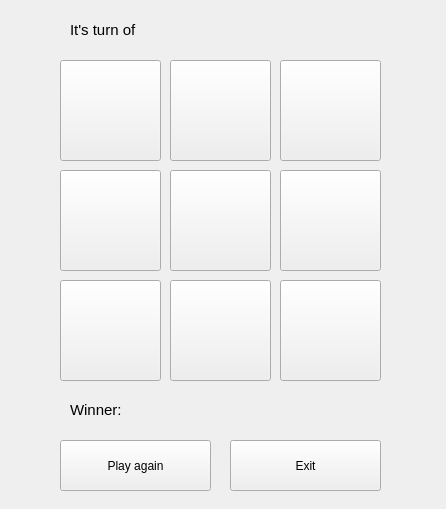
First picture: the form in lab04_PNR/playground.ui, repository IntRepidCat00/OOP_Lab04, before the edit.
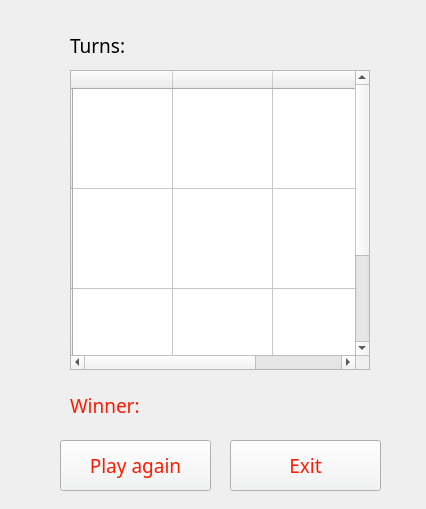
Second picture: the form after the edit.

Commit message: 2.0 - QTable and anime

Diff of the .ui file:
```diff
--- a/lab04_PNR/playground.ui
+++ b/lab04_PNR/playground.ui
@@ -6,189 +6,53 @@
    <rect>
     <x>0</x>
     <y>0</y>
-    <width>446</width>
+    <width>426</width>
     <height>509</height>
    </rect>
   </property>
   <property name="windowTitle">
    <string>Form</string>
   </property>
-  <widget class="QPushButton" name="pushButton_1_PNR">
-   <property name="geometry">
-    <rect>
-     <x>60</x>
-     <y>60</y>
-     <width>101</width>
-     <height>101</height>
-    </rect>
-   </property>
-   <property name="text">
-    <string/>
-   </property>
-   <property name="checkable">
-    <bool>false</bool>
-   </property>
-  </widget>
-  <widget class="QPushButton" name="pushButton_2_PNR">
-   <property name="geometry">
-    <rect>
-     <x>170</x>
-     <y>60</y>
-     <width>101</width>
-     <height>101</height>
-    </rect>
-   </property>
-   <property name="text">
-    <string/>
-   </property>
-   <property name="checkable">
-    <bool>false</bool>
-   </property>
-  </widget>
-  <widget class="QPushButton" name="pushButton_3_PNR">
-   <property name="geometry">
-    <rect>
-     <x>280</x>
-     <y>60</y>
-     <width>101</width>
-     <height>101</height>
-    </rect>
-   </property>
-   <property name="text">
-    <string/>
-   </property>
-   <property name="checkable">
-    <bool>false</bool>
-   </property>
-  </widget>
-  <widget class="QPushButton" name="pushButton_4_PNR">
-   <property name="geometry">
-    <rect>
-     <x>60</x>
-     <y>170</y>
-     <width>101</width>
-     <height>101</height>
-    </rect>
-   </property>
-   <property name="text">
-    <string/>
-   </property>
-   <property name="checkable">
-    <bool>false</bool>
-   </property>
-  </widget>
-  <widget class="QPushButton" name="pushButton_5_PNR">
-   <property name="geometry">
-    <rect>
-     <x>170</x>
-     <y>170</y>
-     <width>101</width>
-     <height>101</height>
-    </rect>
-   </property>
-   <property name="text">
-    <string/>
-   </property>
-   <property name="checkable">
-    <bool>false</bool>
-   </property>
-  </widget>
-  <widget class="QPushButton" name="pushButton_6_PNR">
-   <property name="geometry">
-    <rect>
-     <x>280</x>
-     <y>170</y>
-     <width>101</width>
-     <height>101</height>
-    </rect>
-   </property>
-   <property name="text">
-    <string/>
-   </property>
-   <property name="checkable">
-    <bool>false</bool>
-   </property>
-  </widget>
-  <widget class="QPushButton" name="pushButton_7_PNR">
-   <property name="geometry">
-    <rect>
-     <x>60</x>
-     <y>280</y>
-     <width>101</width>
-     <height>101</height>
-    </rect>
-   </property>
-   <property name="text">
-    <string/>
-   </property>
-   <property name="checkable">
-    <bool>false</bool>
-   </property>
-  </widget>
-  <widget class="QPushButton" name="pushButton_8_PNR">
-   <property name="geometry">
-    <rect>
-     <x>170</x>
-     <y>280</y>
-     <width>101</width>
-     <height>101</height>
-    </rect>
-   </property>
-   <property name="text">
-    <string/>
-   </property>
-   <property name="checkable">
-    <bool>false</bool>
-   </property>
-  </widget>
-  <widget class="QPushButton" name="pushButton_9_PNR">
-   <property name="geometry">
-    <rect>
-     <x>280</x>
-     <y>280</y>
-     <width>101</width>
-     <height>101</height>
-    </rect>
-   </property>
-   <property name="text">
-    <string/>
-   </property>
-   <property name="checkable">
-    <bool>false</bool>
-   </property>
-  </widget>
   <widget class="QLabel" name="labelTurn_PNR">
    <property name="geometry">
     <rect>
      <x>70</x>
-     <y>20</y>
+     <y>30</y>
      <width>91</width>
-     <height>20</height>
+     <height>30</height>
     </rect>
    </property>
    <property name="font">
     <font>
-     <pointsize>11</pointsize>
+     <family>Gang of Three</family>
+     <pointsize>14</pointsize>
     </font>
    </property>
+   <property name="styleSheet">
+    <string notr="true"/>
+   </property>
    <property name="text">
-    <string>It's turn of</string>
+    <string>Turns:</string>
    </property>
   </widget>
   <widget class="QLabel" name="labelPlayer_PNR">
    <property name="geometry">
     <rect>
-     <x>142</x>
-     <y>20</y>
-     <width>63</width>
-     <height>20</height>
+     <x>140</x>
+     <y>30</y>
+     <width>221</width>
+     <height>30</height>
     </rect>
    </property>
    <property name="font">
     <font>
-     <pointsize>11</pointsize>
+     <family>Gang of Three</family>
+     <pointsize>14</pointsize>
     </font>
    </property>
+   <property name="styleSheet">
+    <string notr="true"/>
+   </property>
    <property name="text">
     <string/>
    </property>
@@ -200,16 +64,23 @@
    <property name="geometry">
     <rect>
      <x>70</x>
-     <y>400</y>
-     <width>71</width>
-     <height>20</height>
+     <y>390</y>
+     <width>91</width>
+     <height>31</height>
     </rect>
    </property>
    <property name="font">
     <font>
-     <pointsize>11</pointsize>
+     <family>Gang of Three</family>
+     <pointsize>14</pointsize>
     </font>
    </property>
+   <property name="styleSheet">
+    <string notr="true">QLabel
+{
+color: #FD1C03;
+}</string>
+   </property>
    <property name="text">
     <string>Winner:</string>
    </property>
@@ -217,17 +88,24 @@
   <widget class="QLabel" name="labelPlayerWinner_PNR">
    <property name="geometry">
     <rect>
-     <x>124</x>
-     <y>400</y>
-     <width>251</width>
-     <height>20</height>
+     <x>150</x>
+     <y>390</y>
+     <width>201</width>
+     <height>31</height>
     </rect>
    </property>
    <property name="font">
     <font>
-     <pointsize>11</pointsize>
+     <family>Gang of Three</family>
+     <pointsize>14</pointsize>
     </font>
    </property>
+   <property name="styleSheet">
+    <string notr="true">QLabel
+{
+color: #FD1C03;
+}</string>
+   </property>
    <property name="text">
     <string/>
    </property>
@@ -241,6 +119,19 @@
      <height>51</height>
     </rect>
    </property>
+   <property name="font">
+    <font>
+     <family>Gang of Three</family>
+     <pointsize>14</pointsize>
+    </font>
+   </property>
+   <property name="styleSheet">
+    <string notr="true">QPushButton
+ {
+	background-color: #F2F4F4; 
+	color: #FD1C03;
+}</string>
+   </property>
    <property name="text">
     <string>Play again</string>
    </property>
@@ -254,10 +145,339 @@
      <height>51</height>
     </rect>
    </property>
+   <property name="font">
+    <font>
+     <family>Gang of Three</family>
+     <pointsize>14</pointsize>
+    </font>
+   </property>
+   <property name="styleSheet">
+    <string notr="true">QPushButton
+ {
+	background-color: #F2F4F4; 
+	color: #FD1C03;
+}</string>
+   </property>
    <property name="text">
     <string>Exit</string>
    </property>
   </widget>
+  <widget class="QTableWidget" name="tableWidget_PNR">
+   <property name="geometry">
+    <rect>
+     <x>70</x>
+     <y>70</y>
+     <width>300</width>
+     <height>300</height>
+    </rect>
+   </property>
+   <property name="contextMenuPolicy">
+    <enum>Qt::NoContextMenu</enum>
+   </property>
+   <property name="styleSheet">
+    <string notr="true"/>
+   </property>
+   <property name="autoScroll">
+    <bool>true</bool>
+   </property>
+   <property name="tabKeyNavigation">
+    <bool>true</bool>
+   </property>
+   <property name="showDropIndicator" stdset="0">
+    <bool>true</bool>
+   </property>
+   <property name="dragDropOverwriteMode">
+    <bool>true</bool>
+   </property>
+   <property name="alternatingRowColors">
+    <bool>false</bool>
+   </property>
+   <property name="verticalScrollMode">
+    <enum>QAbstractItemView::ScrollPerItem</enum>
+   </property>
+   <property name="showGrid">
+    <bool>true</bool>
+   </property>
+   <property name="sortingEnabled">
+    <bool>false</bool>
+   </property>
+   <property name="wordWrap">
+    <bool>true</bool>
+   </property>
+   <property name="cornerButtonEnabled">
+    <bool>true</bool>
+   </property>
+   <attribute name="horizontalHeaderDefaultSectionSize">
+    <number>100</number>
+   </attribute>
+   <attribute name="verticalHeaderDefaultSectionSize">
+    <number>100</number>
+   </attribute>
+   <row>
+    <property name="text">
+     <string/>
+    </property>
+   </row>
+   <row>
+    <property name="text">
+     <string/>
+    </property>
+   </row>
+   <row>
+    <property name="text">
+     <string/>
+    </property>
+   </row>
+   <column>
+    <property name="text">
+     <string/>
+    </property>
+   </column>
+   <column>
+    <property name="text">
+     <string/>
+    </property>
+   </column>
+   <column>
+    <property name="text">
+     <string/>
+    </property>
+   </column>
+   <item row="0" column="0">
+    <property name="text">
+     <string/>
+    </property>
+    <property name="font">
+     <font>
+      <family>Gang of Three</family>
+      <pointsize>20</pointsize>
+      <bold>false</bold>
+     </font>
+    </property>
+    <property name="textAlignment">
+     <set>AlignCenter</set>
+    </property>
+    <property name="background">
+     <brush brushstyle="NoBrush">
+      <color alpha="255">
+       <red>253</red>
+       <green>28</green>
+       <blue>3</blue>
+      </color>
+     </brush>
+    </property>
+    <property name="foreground">
+     <brush brushstyle="NoBrush">
+      <color alpha="255">
+       <red>253</red>
+       <green>28</green>
+       <blue>3</blue>
+      </color>
+     </brush>
+    </property>
+   </item>
+   <item row="0" column="1">
+    <property name="text">
+     <string/>
+    </property>
+    <property name="font">
+     <font>
+      <family>Gang of Three</family>
+      <pointsize>20</pointsize>
+      <bold>false</bold>
+     </font>
+    </property>
+    <property name="textAlignment">
+     <set>AlignCenter</set>
+    </property>
+    <property name="background">
+     <brush brushstyle="NoBrush">
+      <color alpha="255">
+       <red>0</red>
+       <green>0</green>
+       <blue>0</blue>
+      </color>
+     </brush>
+    </property>
+    <property name="foreground">
+     <brush brushstyle="NoBrush">
+      <color alpha="255">
+       <red>253</red>
+       <green>28</green>
+       <blue>3</blue>
+      </color>
+     </brush>
+    </property>
+   </item>
+   <item row="0" column="2">
+    <property name="text">
+     <string/>
+    </property>
+    <property name="font">
+     <font>
+      <family>Gang of Three</family>
+      <pointsize>20</pointsize>
+      <bold>false</bold>
+     </font>
+    </property>
+    <property name="textAlignment">
+     <set>AlignCenter</set>
+    </property>
+    <property name="foreground">
+     <brush brushstyle="NoBrush">
+      <color alpha="255">
+       <red>253</red>
+       <green>28</green>
+       <blue>3</blue>
+      </color>
+     </brush>
+    </property>
+   </item>
+   <item row="1" column="0">
+    <property name="text">
+     <string/>
+    </property>
+    <property name="font">
+     <font>
+      <family>Gang of Three</family>
+      <pointsize>20</pointsize>
+      <bold>false</bold>
+     </font>
+    </property>
+    <property name="textAlignment">
+     <set>AlignCenter</set>
+    </property>
+    <property name="foreground">
+     <brush brushstyle="NoBrush">
+      <color alpha="255">
+       <red>253</red>
+       <green>28</green>
+       <blue>3</blue>
+      </color>
+     </brush>
+    </property>
+   </item>
+   <item row="1" column="1">
+    <property name="text">
+     <string/>
+    </property>
+    <property name="font">
+     <font>
+      <family>Gang of Three</family>
+      <pointsize>20</pointsize>
+      <bold>false</bold>
+     </font>
+    </property>
+    <property name="textAlignment">
+     <set>AlignCenter</set>
+    </property>
+    <property name="foreground">
+     <brush brushstyle="NoBrush">
+      <color alpha="255">
+       <red>253</red>
+       <green>28</green>
+       <blue>3</blue>
+      </color>
+     </brush>
+    </property>
+   </item>
+   <item row="1" column="2">
+    <property name="text">
+     <string/>
+    </property>
+    <property name="font">
+     <font>
+      <family>Gang of Three</family>
+      <pointsize>20</pointsize>
+      <bold>false</bold>
+     </font>
+    </property>
+    <property name="textAlignment">
+     <set>AlignCenter</set>
+    </property>
+    <property name="foreground">
+     <brush brushstyle="NoBrush">
+      <color alpha="255">
+       <red>253</red>
+       <green>28</green>
+       <blue>3</blue>
+      </color>
+     </brush>
+    </property>
+   </item>
+   <item row="2" column="0">
+    <property name="text">
+     <string/>
+    </property>
+    <property name="font">
+     <font>
+      <family>Gang of Three</family>
+      <pointsize>20</pointsize>
+      <bold>false</bold>
+     </font>
+    </property>
+    <property name="textAlignment">
+     <set>AlignCenter</set>
+    </property>
+    <property name="foreground">
+     <brush brushstyle="NoBrush">
+      <color alpha="255">
+       <red>253</red>
+       <green>28</green>
+       <blue>3</blue>
+      </color>
+     </brush>
+    </property>
+   </item>
+   <item row="2" column="1">
+    <property name="text">
+     <string/>
+    </property>
+    <property name="font">
+     <font>
+      <family>Gang of Three</family>
+      <pointsize>20</pointsize>
+      <bold>false</bold>
+     </font>
+    </property>
+    <property name="textAlignment">
+     <set>AlignCenter</set>
+    </property>
+    <property name="foreground">
+     <brush brushstyle="NoBrush">
+      <color alpha="255">
+       <red>253</red>
+       <green>28</green>
+       <blue>3</blue>
+      </color>
+     </brush>
+    </property>
+   </item>
+   <item row="2" column="2">
+    <property name="text">
+     <string/>
+    </property>
+    <property name="font">
+     <font>
+      <family>Gang of Three</family>
+      <pointsize>20</pointsize>
+      <bold>false</bold>
+     </font>
+    </property>
+    <property name="textAlignment">
+     <set>AlignCenter</set>
+    </property>
+    <property name="foreground">
+     <brush brushstyle="NoBrush">
+      <color alpha="255">
+       <red>253</red>
+       <green>28</green>
+       <blue>3</blue>
+      </color>
+     </brush>
+    </property>
+   </item>
+  </widget>
  </widget>
  <resources/>
  <connections/>
```
The commit also changes 14 other files.
